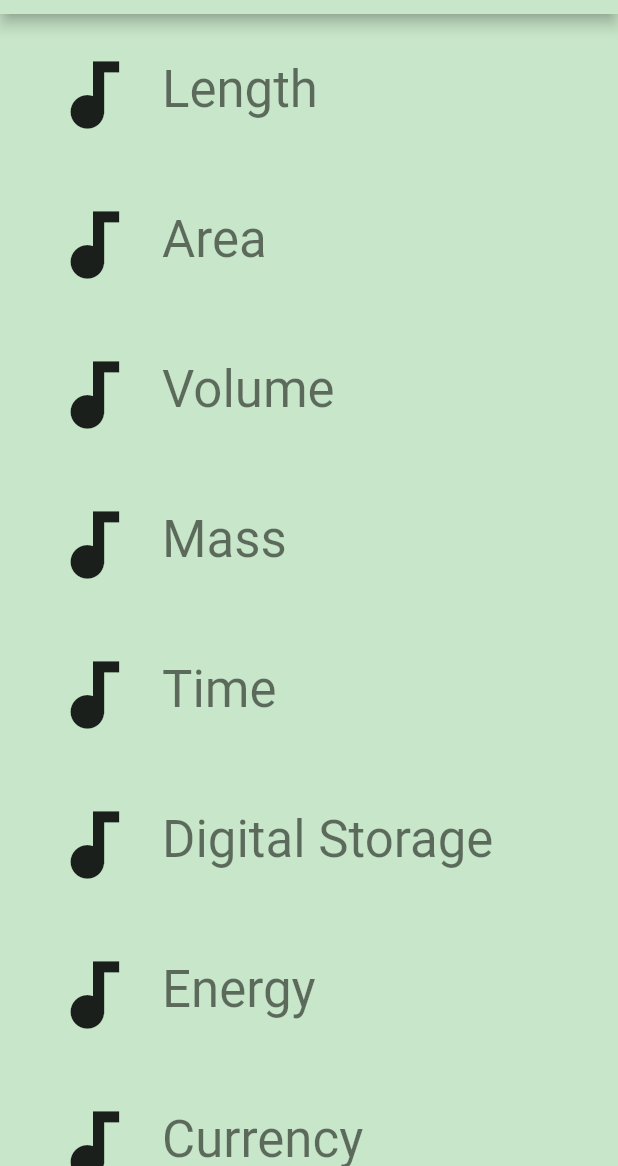
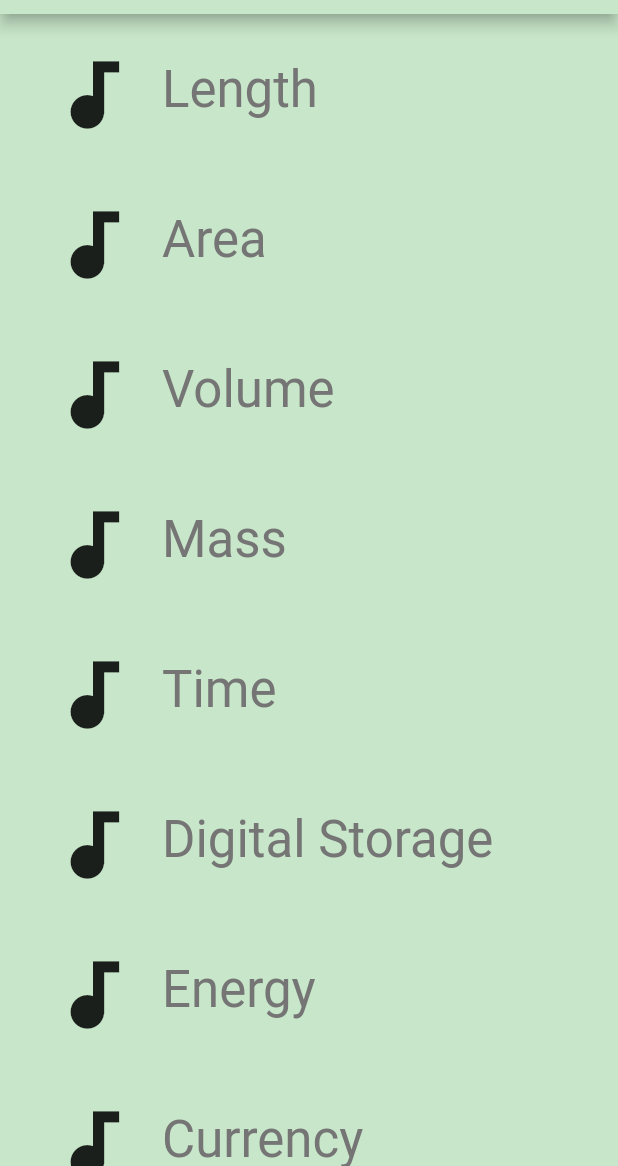
Before and after one commit to jferrater/learning_flutter, a Flutter app: the screen it shows after launch, on a phone screen of 412 x 824 dp, the part 70-1236 px from its top. Run offline on Flutter 3.47's test engine with Material 2 defaults, Android fonts, the phone set to English and light mode, and no system bars.

Commit message:
Added theme for main screen

```diff
--- a/lib/main.dart
+++ b/lib/main.dart
@@ -9,6 +9,14 @@ class MyApp extends StatelessWidget {
     return MaterialApp(
       debugShowCheckedModeBanner: false,
       title: 'Unit Converter',
+      theme: ThemeData(
+        textTheme: Theme.of(context)
+            .textTheme
+            .apply(bodyColor: Colors.black, displayColor: Colors.grey[600]),
+        // This colors the [InputOutlineBorder] when it is selected
+        primaryColor: Colors.grey[500],
+        textSelectionHandleColor: Colors.grey[500],
+      ),
       home: CategoryRoute(),
     );
   }
```
